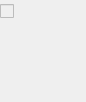
Old version of the form src/widgets/effectstack2_ui.ui in the repository KDE/kdenlive.
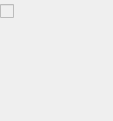
New version of the form.

What changed in the file:
```diff
--- a/src/widgets/effectstack2_ui.ui
+++ b/src/widgets/effectstack2_ui.ui
@@ -6,8 +6,8 @@
    <rect>
     <x>0</x>
     <y>0</y>
-    <width>86</width>
-    <height>102</height>
+    <width>113</width>
+    <height>121</height>
    </rect>
   </property>
   <property name="sizePolicy">
@@ -62,6 +62,16 @@
      </item>
     </layout>
    </item>
+   <item row="2" column="0">
+    <widget class="QLabel" name="labelComment">
+     <property name="text">
+      <string/>
+     </property>
+     <property name="wordWrap">
+      <bool>true</bool>
+     </property>
+    </widget>
+   </item>
    <item row="1" column="0">
     <widget class="QScrollArea" name="container">
      <property name="sizePolicy">
@@ -87,7 +97,7 @@
        <rect>
         <x>0</x>
         <y>0</y>
-        <width>86</width>
+        <width>113</width>
         <height>72</height>
        </rect>
       </property>
```
Left out of the diff: 1 changed line with no effect on the pictures.
